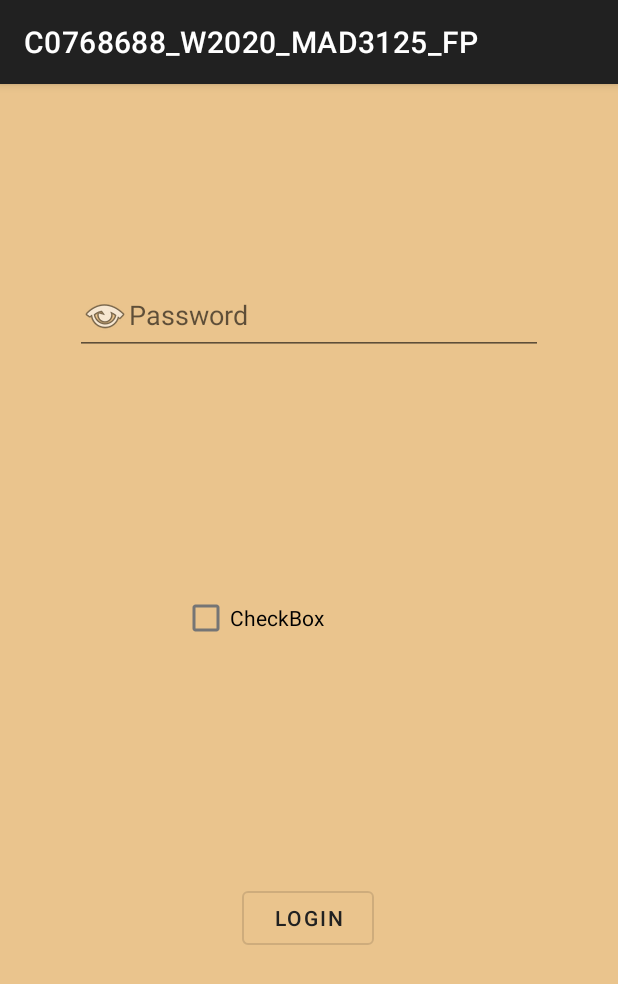
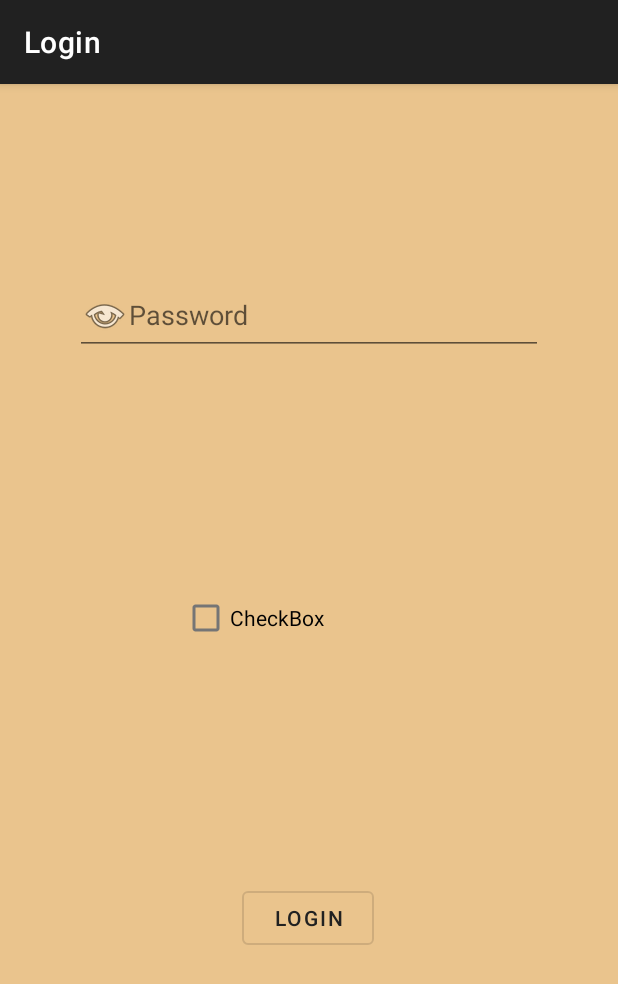
Before and after one commit to GagandeepKaur97/C0768688_W2020_MAD3125_FP, an Android app: the screen it shows after launch (login_screen), on a phone screen of 412 x 824 dp. Shown: the top 984 px of the screen. Run offline under Robolectric (Android 15) with nearby library versions, the phone set to English and light mode, and no system bars.

```diff
--- a/app/src/main/java/com/gagan/c0768688_w2020_mad3125_fp/UI/BillDisplay.java
+++ b/app/src/main/java/com/gagan/c0768688_w2020_mad3125_fp/UI/BillDisplay.java
@@ -1,5 +1,6 @@
 package com.gagan.c0768688_w2020_mad3125_fp.UI;
 
+import androidx.appcompat.app.ActionBar;
 import androidx.appcompat.app.AppCompatActivity;
 
 import android.content.Intent;
@@ -21,6 +22,8 @@ public class BillDisplay extends AppCompatActivity {
     protected void onCreate(Bundle savedInstanceState) {
         super.onCreate(savedInstanceState);
         setContentView(R.layout.activity_bill_display);
+        ActionBar actBar = getSupportActionBar();
+        actBar.setTitle("Bill's details");
 
         billtext = findViewById(R.id.txtbillDisplay);
 //        billimg = findViewById(R.id.imgBilldisplay);
--- a/app/src/main/java/com/gagan/c0768688_w2020_mad3125_fp/UI/Customer_screen.java
+++ b/app/src/main/java/com/gagan/c0768688_w2020_mad3125_fp/UI/Customer_screen.java
@@ -1,5 +1,6 @@
 package com.gagan.c0768688_w2020_mad3125_fp.UI;
 
+import androidx.appcompat.app.ActionBar;
 import androidx.appcompat.app.AppCompatActivity;
 import androidx.recyclerview.widget.LinearLayoutManager;
 import androidx.recyclerview.widget.RecyclerView;
@@ -33,6 +34,8 @@ public class Customer_screen extends AppCompatActivity {
     protected void onCreate(Bundle savedInstanceState) {
         super.onCreate(savedInstanceState);
         setContentView(R.layout.activity_customer_screen);
+        ActionBar actBar = getSupportActionBar();
+        actBar.setTitle("customer's Details");
         CustomerId = findViewById(R.id.txtCustomerId);
         FullName = findViewById(R.id.txtCustomerName);
         Email = findViewById(R.id.txtCustomerEmail);
--- a/app/src/main/java/com/gagan/c0768688_w2020_mad3125_fp/UI/MainActivity.java
+++ b/app/src/main/java/com/gagan/c0768688_w2020_mad3125_fp/UI/MainActivity.java
@@ -18,7 +18,7 @@ public class MainActivity extends AppCompatActivity {
     //variables
     Animation topanim,bottomanim;
     ImageView image;
-    TextView Name,Id;
+    TextView Name,Id,Bills;
 
     @Override
     protected void onCreate(Bundle savedInstanceState) {
@@ -32,11 +32,12 @@ public class MainActivity extends AppCompatActivity {
         image = findViewById(R.id.imageView2);
         Name = findViewById(R.id.textView2);
         Id = findViewById(R.id.textView3);
+       Bills = findViewById(R.id.Bills);
 
-
-        image.setAnimation(topanim);
-        Name.setAnimation(bottomanim);
+        image.setAnimation(bottomanim);
+        Name.setAnimation(topanim);
         Id.setAnimation(bottomanim);
+        Bills.setAnimation(topanim);
 
         new Handler().postDelayed(new Runnable() {
             @Override
--- a/app/src/main/java/com/gagan/c0768688_w2020_mad3125_fp/UI/addNewBillActivity.java
+++ b/app/src/main/java/com/gagan/c0768688_w2020_mad3125_fp/UI/addNewBillActivity.java
@@ -54,8 +54,8 @@ public class addNewBillActivity extends AppCompatActivity implements AdapterView
         setContentView(R.layout.activity_add_new_bill);
 
 
-        ActionBar mActionBar = getSupportActionBar();
-        mActionBar.hide();
+        ActionBar actBar = getSupportActionBar();
+        actBar.setTitle(" New Bill");
 
         fab = findViewById(R.id.fab);
         billID = findViewById(R.id.BillIDTextInputEditText);
--- a/app/src/main/java/com/gagan/c0768688_w2020_mad3125_fp/UI/details_customers.java
+++ b/app/src/main/java/com/gagan/c0768688_w2020_mad3125_fp/UI/details_customers.java
@@ -1,5 +1,6 @@
 package com.gagan.c0768688_w2020_mad3125_fp.UI;
 
+import androidx.appcompat.app.ActionBar;
 import androidx.appcompat.app.AlertDialog;
 import androidx.appcompat.app.AppCompatActivity;
 
@@ -27,6 +28,8 @@ public class details_customers extends AppCompatActivity {
     protected void onCreate(Bundle savedInstanceState) {
         super.onCreate(savedInstanceState);
         setContentView(R.layout.activity_details_customers);
+        ActionBar actBar = getSupportActionBar();
+        actBar.setTitle("Add New Customer");
         edtCustomerID = findViewById(R.id.customerIDTextInputEditText);
         edtFirstName = findViewById(R.id.firstNameTextInputEditText);
         edtLastName = findViewById(R.id.lastNameTextInputEditText);
--- a/app/src/main/java/com/gagan/c0768688_w2020_mad3125_fp/UI/list_of_customers.java
+++ b/app/src/main/java/com/gagan/c0768688_w2020_mad3125_fp/UI/list_of_customers.java
@@ -1,5 +1,6 @@
 package com.gagan.c0768688_w2020_mad3125_fp.UI;
 
+import androidx.appcompat.app.ActionBar;
 import androidx.appcompat.app.AppCompatActivity;
 import androidx.recyclerview.widget.LinearLayoutManager;
 import androidx.recyclerview.widget.RecyclerView;
@@ -26,6 +27,8 @@ public class list_of_customers extends AppCompatActivity {
         super.onCreate(savedInstanceState);
         setContentView(R.layout.activity_list_of_customers);
          rvCustomerslist = findViewById(R.id.rvcustomerlist);
+        ActionBar actBar = getSupportActionBar();
+        actBar.setTitle("List of Customers");
 
         customersInfo();
 
--- a/app/src/main/java/com/gagan/c0768688_w2020_mad3125_fp/UI/login_screen.java
+++ b/app/src/main/java/com/gagan/c0768688_w2020_mad3125_fp/UI/login_screen.java
@@ -1,5 +1,6 @@
 package com.gagan.c0768688_w2020_mad3125_fp.UI;
 
+import androidx.appcompat.app.ActionBar;
 import androidx.appcompat.app.AlertDialog;
 import androidx.appcompat.app.AppCompatActivity;
 
@@ -25,6 +26,10 @@ public class login_screen extends AppCompatActivity {
     protected void onCreate(Bundle savedInstanceState) {
         super.onCreate(savedInstanceState);
         setContentView(R.layout.activity_login_screen);
+
+        ActionBar actBar = getSupportActionBar();
+        actBar.setTitle("Login");
+
 
 
         Email = findViewById(R.id.emailt);
```
Also changed, not shown: app/src/main/res/layout/activity_main.xml (+9 -0 lines).
